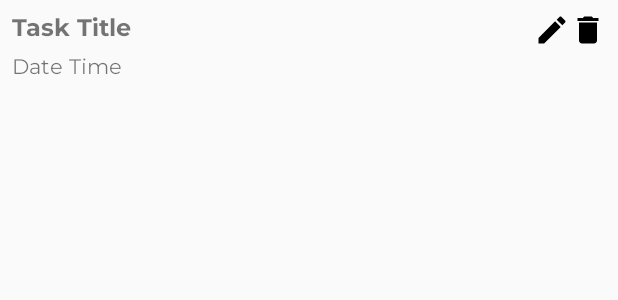
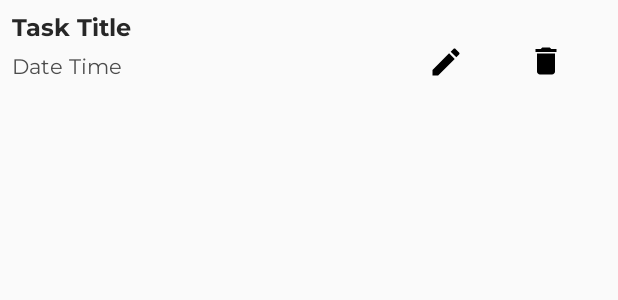
Before and after one commit to anujith23/To-do-Application, an Android app: the layout task_item.xml on its own in the app's theme, with its tools: preview values and no code run, on a phone screen of 412 x 824 dp. Shown: the top 300 px of the screen. Run offline under Robolectric (Android 15) with nearby library versions, the phone set to English and light mode, and no system bars.

Commit message:
Final Project

```diff
--- a/app/src/main/res/layout/activity_main.xml
+++ b/app/src/main/res/layout/activity_main.xml
@@ -75,6 +75,7 @@
         android:fontFamily="@font/bebas_neue"
         android:text="USERNAME"
         android:textSize="20sp"
+        android:textColor="#272727"
         app:layout_constraintBottom_toTopOf="@+id/button"
         app:layout_constraintEnd_toEndOf="parent"
         app:layout_constraintHorizontal_bias="0.208"
@@ -89,6 +90,7 @@
         android:fontFamily="@font/bebas_neue"
         android:text="PASSWORD"
         android:textSize="20sp"
+        android:textColor="#272727"
         app:layout_constraintBottom_toTopOf="@+id/button"
         app:layout_constraintEnd_toEndOf="parent"
         app:layout_constraintHorizontal_bias="0.208"
@@ -100,6 +102,7 @@
         android:id="@+id/usernameinput"
         android:layout_width="206dp"
         android:layout_height="wrap_content"
+        android:textColor="#272727"
         app:layout_constraintBottom_toTopOf="@+id/inputpassword"
         app:layout_constraintEnd_toEndOf="parent"
         app:layout_constraintHorizontal_bias="0.351"
@@ -113,6 +116,7 @@
         android:layout_height="wrap_content"
         android:ems="10"
         android:inputType="textPassword"
+        android:textColor="#272727"
         app:layout_constraintBottom_toTopOf="@+id/button"
         app:layout_constraintEnd_toEndOf="parent"
         app:layout_constraintHorizontal_bias="0.358"
--- a/app/src/main/res/layout/activity_sign_up.xml
+++ b/app/src/main/res/layout/activity_sign_up.xml
@@ -43,6 +43,7 @@
         android:layout_width="330dp"
         android:layout_height="72dp"
         android:hint="USERNAME"
+        android:textColor="#FF0000"
         app:layout_constraintBottom_toBottomOf="parent"
         app:layout_constraintEnd_toEndOf="parent"
         app:layout_constraintStart_toStartOf="parent"
@@ -63,6 +64,7 @@
         android:layout_height="65dp"
         android:layout_marginTop="16dp"
         android:hint="PASSWORD"
+        android:textColor="#272727"
         app:layout_constraintEnd_toEndOf="parent"
         app:layout_constraintHorizontal_bias="0.465"
         app:layout_constraintStart_toStartOf="parent"
@@ -82,6 +84,7 @@
         android:layout_height="67dp"
         android:layout_marginTop="16dp"
         android:hint="CONFIRM PASSWORD"
+        android:textColor="#272727"
         app:layout_constraintEnd_toEndOf="parent"
         app:layout_constraintHorizontal_bias="0.413"
         app:layout_constraintStart_toStartOf="parent"
@@ -91,6 +94,7 @@
             android:id="@+id/confirmPasswordInput"
             android:layout_width="305dp"
             android:layout_height="53dp"
+            android:textColor="#272727"
             android:fontFamily="@font/bebas_neue"
             android:inputType="textPassword" />
     </com.google.android.material.textfield.TextInputLayout>
@@ -100,6 +104,7 @@
         android:layout_width="335dp"
         android:layout_height="76dp"
         android:layout_marginTop="12dp"
+        android:textColor="#272727"
         android:hint="EMAIL"
         app:layout_constraintEnd_toEndOf="parent"
         app:layout_constraintHorizontal_bias="0.444"
@@ -110,6 +115,7 @@
             android:id="@+id/emailInput"
             android:layout_width="307dp"
             android:layout_height="50dp"
+            android:textColor="#272727"
             android:fontFamily="@font/bebas_neue"
             android:inputType="textEmailAddress" />
     </com.google.android.material.textfield.TextInputLayout>
--- a/app/src/main/res/layout/task_item.xml
+++ b/app/src/main/res/layout/task_item.xml
@@ -12,7 +12,9 @@
         android:layout_height="wrap_content"
         android:fontFamily="@font/montserrat_bold"
         android:text="Task Title"
+        android:textColor="#272727"
         android:textSize="16sp"
+
         app:layout_constraintStart_toStartOf="parent"
         app:layout_constraintTop_toTopOf="parent"
         app:layout_constraintEnd_toStartOf="@+id/buttonEdit"
@@ -25,6 +27,7 @@
         android:fontFamily="@font/montserrat"
         android:text="Date Time"
         android:textSize="14sp"
+        android:textColor="#4C4C4C"
         app:layout_constraintStart_toStartOf="parent"
         app:layout_constraintTop_toBottomOf="@id/textViewTitle"
         app:layout_constraintEnd_toStartOf="@+id/buttonEdit"
@@ -33,21 +36,25 @@
 
     <ImageButton
         android:id="@+id/buttonEdit"
-        android:layout_width="wrap_content"
-        android:layout_height="wrap_content"
+        android:layout_width="54dp"
+        android:layout_height="58dp"
+        android:layout_marginTop="4dp"
+        android:layout_marginEnd="8dp"
         android:background="?attr/selectableItemBackgroundBorderless"
+        android:contentDescription="@string/edit_task"
         android:src="@drawable/baseline_edit_24"
         app:layout_constraintEnd_toStartOf="@+id/buttonDelete"
-        app:layout_constraintTop_toTopOf="parent"
-        android:contentDescription="@string/edit_task"/>
+        app:layout_constraintTop_toTopOf="parent" />
 
     <ImageButton
         android:id="@+id/buttonDelete"
-        android:layout_width="wrap_content"
-        android:layout_height="wrap_content"
+        android:layout_width="64dp"
+        android:layout_height="57dp"
+        android:layout_marginTop="4dp"
+        android:layout_marginEnd="8dp"
         android:background="?attr/selectableItemBackgroundBorderless"
+        android:contentDescription="@string/delete_task"
         android:src="@drawable/baseline_delete_24"
         app:layout_constraintEnd_toEndOf="parent"
-        app:layout_constraintTop_toTopOf="parent"
-        android:contentDescription="@string/delete_task"/>
+        app:layout_constraintTop_toTopOf="parent" />
 </androidx.constraintlayout.widget.ConstraintLayout>
--- a/app/src/main/res/layout/user_profile.xml
+++ b/app/src/main/res/layout/user_profile.xml
@@ -75,7 +75,7 @@
 
     <Button
         android:id="@+id/changePasswordButton"
-        android:layout_width="wrap_content"
+        android:layout_width="194dp"
         android:layout_height="wrap_content"
         android:layout_below="@id/editInfoButton"
         android:layout_centerHorizontal="true"
```
Also changed, not shown: app/src/main/java/com/example/todoap/UserProfileActivity.java (+5 -2 lines).
